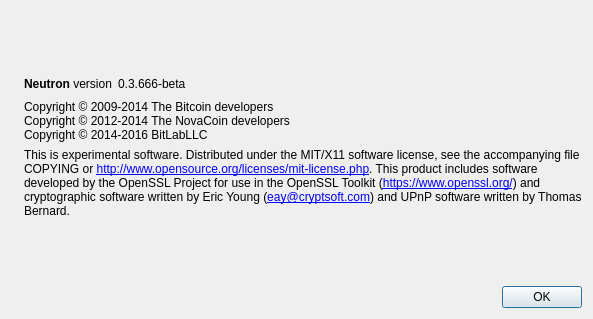
The window that src/qt/forms/aboutdialog.ui (Charitas-Developer/Charitas) describes before a commit, drawn with Qt 5.
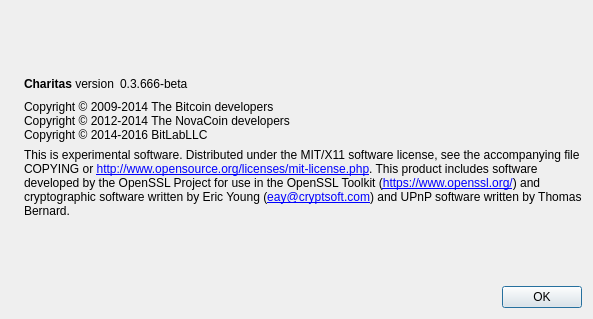
The same window after the commit. Icons and pictures are not drawn.

Commit message: [Chain] Update Name Instances to Charitas

What changed in the file:
```diff
--- a/src/qt/forms/aboutdialog.ui
+++ b/src/qt/forms/aboutdialog.ui
@@ -50,7 +50,7 @@
           <cursorShape>IBeamCursor</cursorShape>
          </property>
          <property name="text">
-          <string>&lt;b&gt;Neutron&lt;/b&gt; version</string>
+          <string>&lt;b&gt;Charitas&lt;/b&gt; version</string>
          </property>
          <property name="textInteractionFlags">
           <set>Qt::LinksAccessibleByMouse|Qt::TextSelectableByKeyboard|Qt::TextSelectableByMouse</set>
```
Left out of the diff: 2 changed lines with no effect on the pictures. The commit also changes 138 other files.
